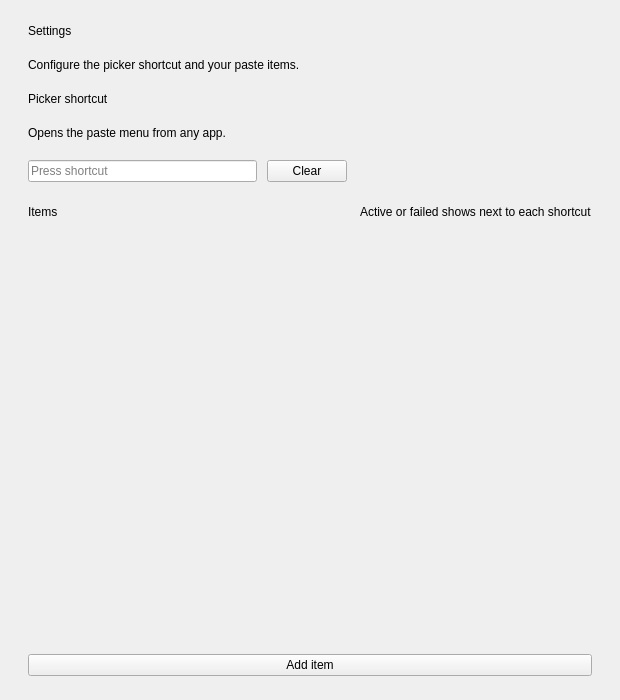
First picture: the form in settingswindow.ui, repository proteus1208/qt-fast-copy, before the edit.
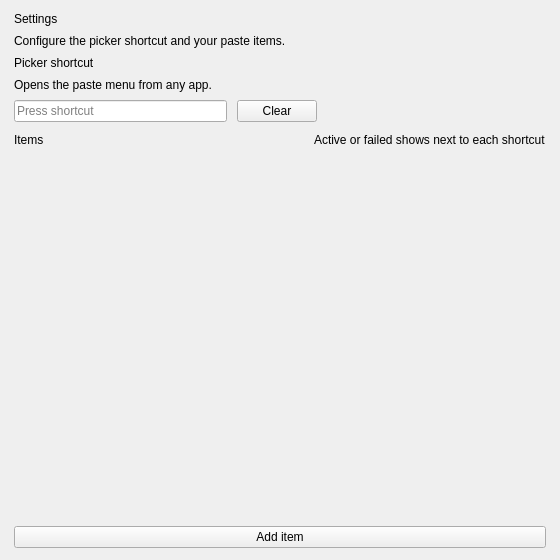
Second picture: the form after the edit.

Commit message: Refine UI elements across the application: Adjust font sizes, padding, and margins in app styles for better visual consistency. Update item editor dialog dimensions and layout for improved usability. Modify settings window dimensions and spacing for enhanced readability. Remove unused tray icon functionality.

The edit to the form file:
```diff
--- a/settingswindow.ui
+++ b/settingswindow.ui
@@ -6,8 +6,8 @@
    <rect>
     <x>0</x>
     <y>0</y>
-    <width>620</width>
-    <height>700</height>
+    <width>560</width>
+    <height>560</height>
    </rect>
   </property>
   <property name="windowTitle">
@@ -16,19 +16,19 @@
   <widget class="QWidget" name="centralwidget">
    <layout class="QVBoxLayout" name="verticalLayout">
     <property name="spacing">
-     <number>20</number>
+     <number>8</number>
     </property>
     <property name="leftMargin">
-     <number>28</number>
+     <number>14</number>
     </property>
     <property name="topMargin">
-     <number>24</number>
+     <number>12</number>
     </property>
     <property name="rightMargin">
-     <number>28</number>
+     <number>14</number>
     </property>
     <property name="bottomMargin">
-     <number>24</number>
+     <number>12</number>
     </property>
     <item>
      <widget class="QLabel" name="labelPageTitle">
@@ -147,7 +147,7 @@
       <widget class="QWidget" name="scrollAreaWidgetContents">
        <layout class="QVBoxLayout" name="itemsLayout">
         <property name="spacing">
-         <number>8</number>
+         <number>4</number>
         </property>
         <property name="leftMargin">
          <number>0</number>
```
The commit also changes 5 other files.
